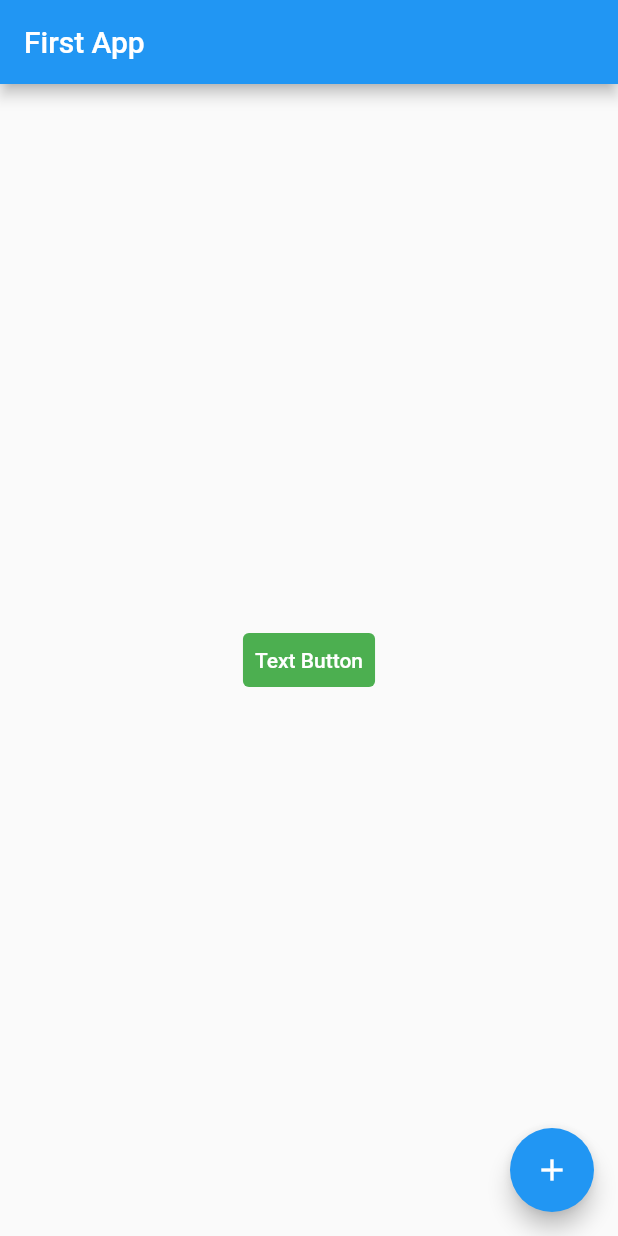
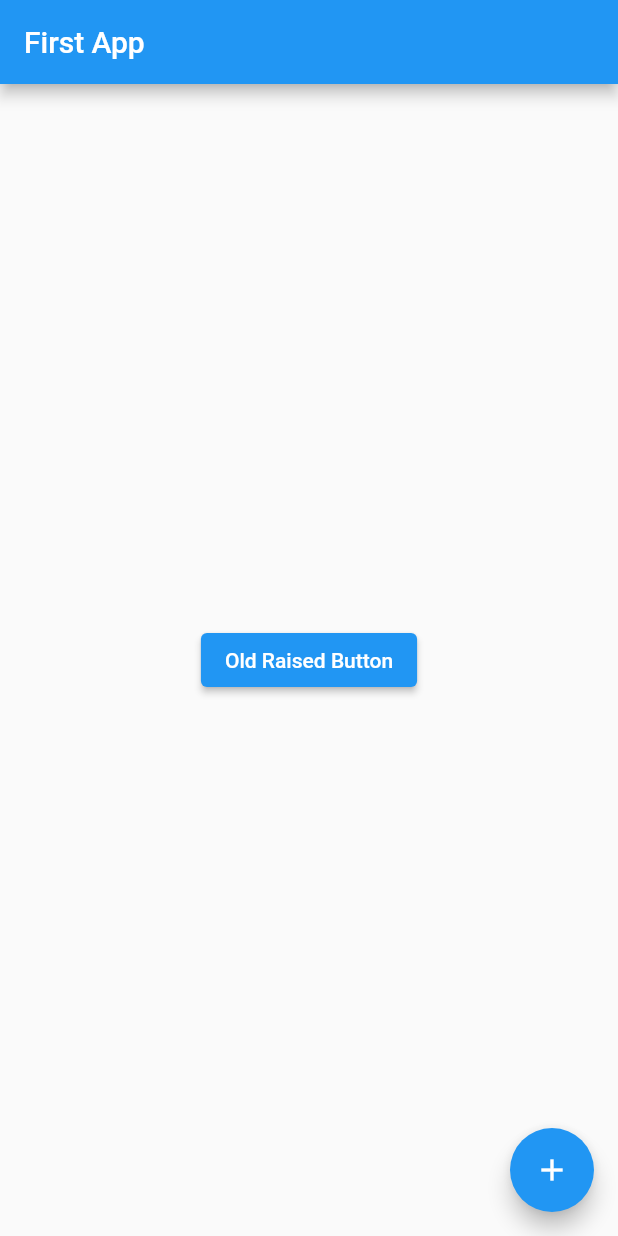
Before and after one commit to VinuBalagopalAP/youtube_first_app, a Flutter app: the screen it shows after launch, on a phone screen of 412 x 824 dp. Run offline on Flutter 3.47's test engine with Material 2 defaults, Android fonts, the phone set to English and light mode, and no system bars.

Commit message:
Elevated Button

```diff
--- a/lib/main.dart
+++ b/lib/main.dart
@@ -13,16 +13,13 @@ class MyApp extends StatelessWidget {
           title: Text("First App"),
         ),
         body: Center(
-          child: TextButton(
+          child: ElevatedButton(
             onPressed: () {
-              print("Text Button is working");
+              print("Old Raised Button is working");
             },
             child: Text(
-              "Text Button",
+              "Old Raised Button",
               style: TextStyle(color: Colors.white),
-            ),
-            style: TextButton.styleFrom(
-              backgroundColor: Colors.green,
             ),
           ),
         ),
```
